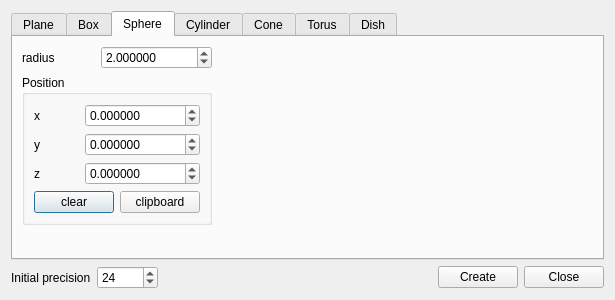
This is qCC/ui_templates/primitiveFactoryDlg.ui in CloudCompare/CloudCompare as Qt 5 draws it before an edit. The edited form follows.
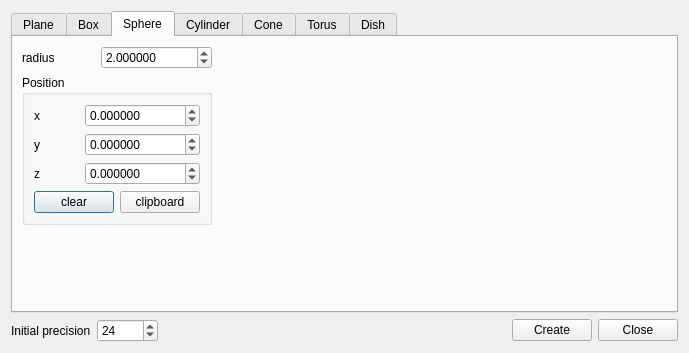
This is the edited form. Icons and pictures are not drawn.

```diff
--- a/qCC/ui_templates/primitiveFactoryDlg.ui
+++ b/qCC/ui_templates/primitiveFactoryDlg.ui
@@ -6,8 +6,8 @@
    <rect>
     <x>0</x>
     <y>0</y>
-    <width>615</width>
-    <height>300</height>
+    <width>689</width>
+    <height>353</height>
    </rect>
   </property>
   <property name="windowTitle">
```
Left out of the diff: 16 changed lines with no effect on the pictures.
